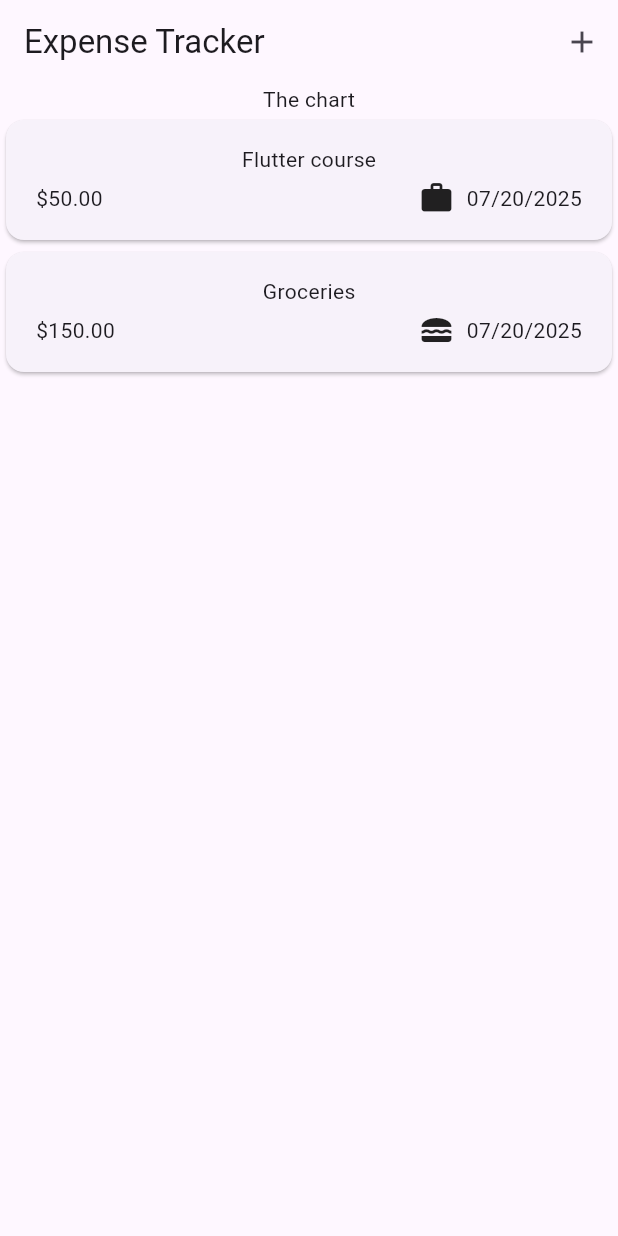
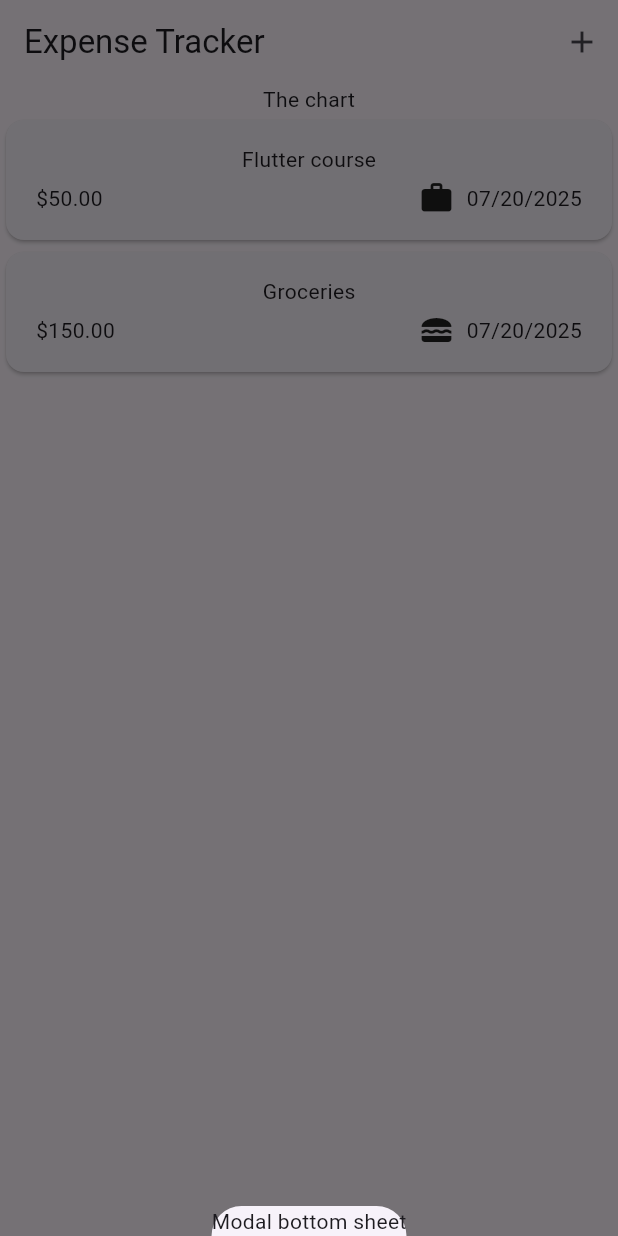
Before and after one commit to japinell/flutter_expense_tracker, a Flutter app: the screen it shows after launch, after a tap on the "add" icon, on a phone screen of 412 x 824 dp. Run offline on Flutter 3.47's test engine with Material 3 defaults, Android fonts, the phone set to English and light mode, and no system bars.

Commit message:
Added Modal Bottomo Sheet to Expenses Widget

```diff
--- a/lib/widgets/expenses.dart
+++ b/lib/widgets/expenses.dart
@@ -27,12 +27,23 @@ class _ExpensesState extends State<Expenses> {
     ),
   ];
 
+  void _openAddExpenseModal() {
+    showModalBottomSheet(
+      context: context,
+      builder: (ctx) {
+        return Text("Modal bottom sheet");
+      },
+    );
+  }
+
   @override
   Widget build(BuildContext context) {
     return Scaffold(
       appBar: AppBar(
         title: Text("Expense Tracker"),
-        actions: [IconButton(icon: Icon(Icons.add), onPressed: () {})],
+        actions: [
+          IconButton(icon: Icon(Icons.add), onPressed: _openAddExpenseModal),
+        ],
       ),
       body: Column(
         children: [
```
